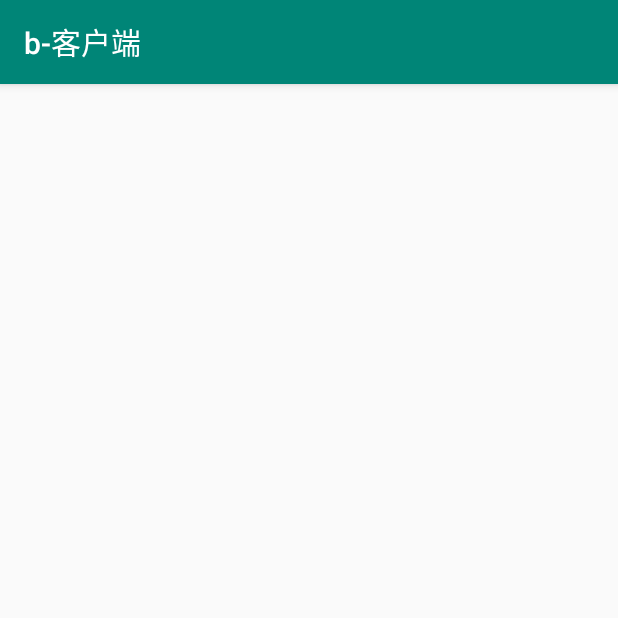
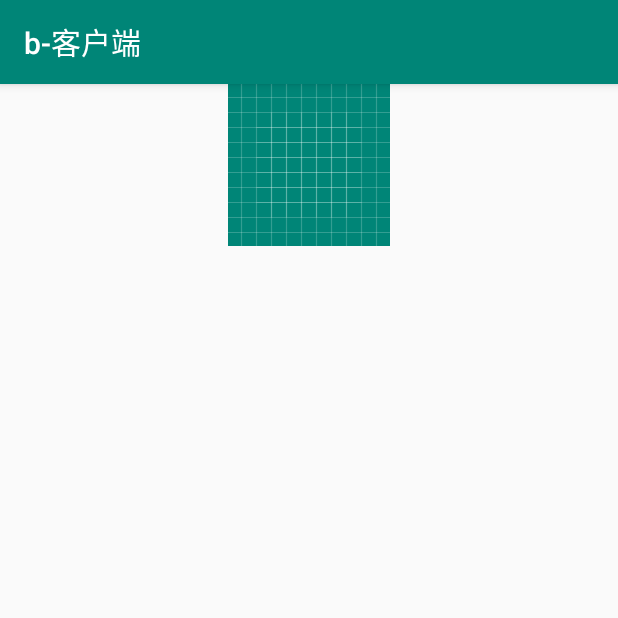
Before and after one commit to tangfuOK/androidNetty, an Android app: the screen it shows after launch (MainActivity), on a phone screen of 412 x 824 dp, the top half of it. Run offline under Robolectric (Android 15) with nearby library versions, the phone set to English and light mode, and no system bars.

Commit message:
原生socket图像传输

```diff
--- a/b-client/src/main/java/com/cclx/mobile/b_client/MainActivity.java
+++ b/b-client/src/main/java/com/cclx/mobile/b_client/MainActivity.java
@@ -1,16 +1,21 @@
 package com.cclx.mobile.b_client;
 
+import android.graphics.Bitmap;
 import android.os.Bundle;
 import android.os.Handler;
-import android.support.annotation.UiThread;
 import android.support.v7.app.AppCompatActivity;
+import android.widget.ImageView;
 import android.widget.Toast;
 
 public class MainActivity extends AppCompatActivity {
 
+    ImageView imageView;
+
     @Override
     protected void onCreate(Bundle savedInstanceState) {
         super.onCreate(savedInstanceState);
+        setContentView(R.layout.main_layout);
+        imageView = (ImageView) findViewById(R.id.imageView);
 
         new Thread(new Runnable() {
             @Override
@@ -19,6 +24,11 @@ public class MainActivity extends AppCompatActivity {
                     @Override
                     public void onMessage(String str) {
                         showMessage(str);
+                    }
+
+                    @Override
+                    public void onImage(Bitmap bitmap) {
+                        imageView.setImageBitmap(bitmap);
                     }
                 }).start();
             }
--- /dev/null
+++ b/b-client/src/main/res/layout/main_layout.xml
@@ -0,0 +1,12 @@
+<?xml version="1.0" encoding="utf-8"?>
+<LinearLayout xmlns:android="http://schemas.android.com/apk/res/android"
+    xmlns:app="http://schemas.android.com/apk/res-auto"
+    android:orientation="vertical" android:layout_width="match_parent"
+    android:layout_height="match_parent">
+
+    <ImageView
+        android:id="@+id/imageView"
+        android:layout_width="match_parent"
+        android:layout_height="wrap_content"
+        app:srcCompat="@drawable/ic_launcher_background" />
+</LinearLayout>
```
Also changed, not shown: b-client/src/main/java/com/cclx/mobile/b_client/Client.java (+29 -5 lines), b-server/src/main/java/com/cclx/mobile/b_server/MainActivity.java (+17 -10 lines), b-server/src/main/java/com/cclx/mobile/b_server/utils/ServerClient.java (+6 -3 lines).
